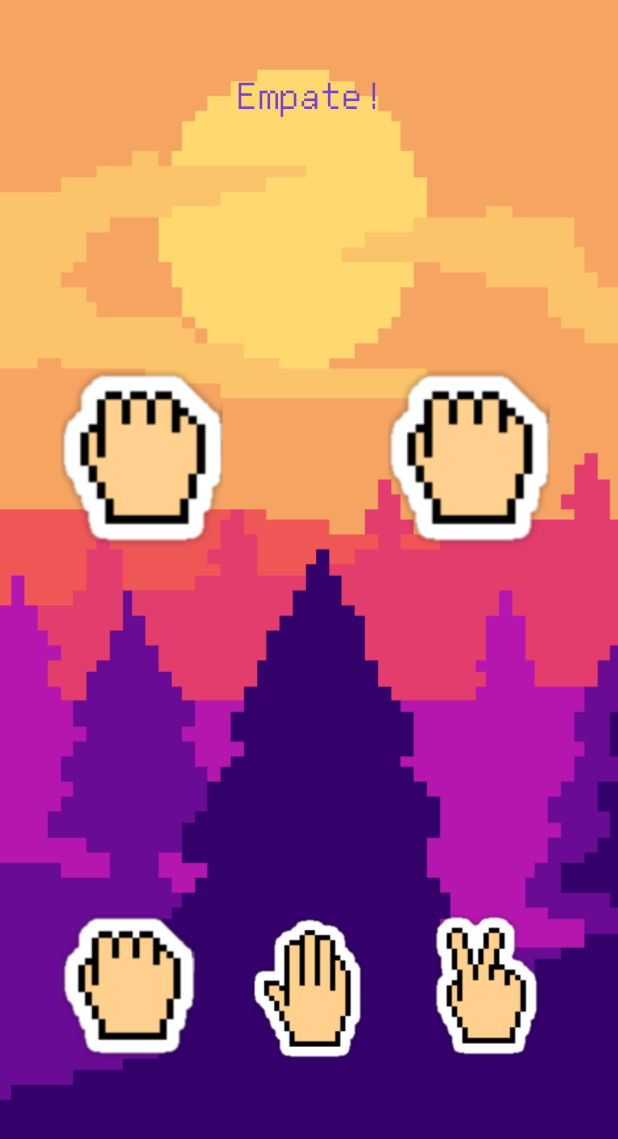
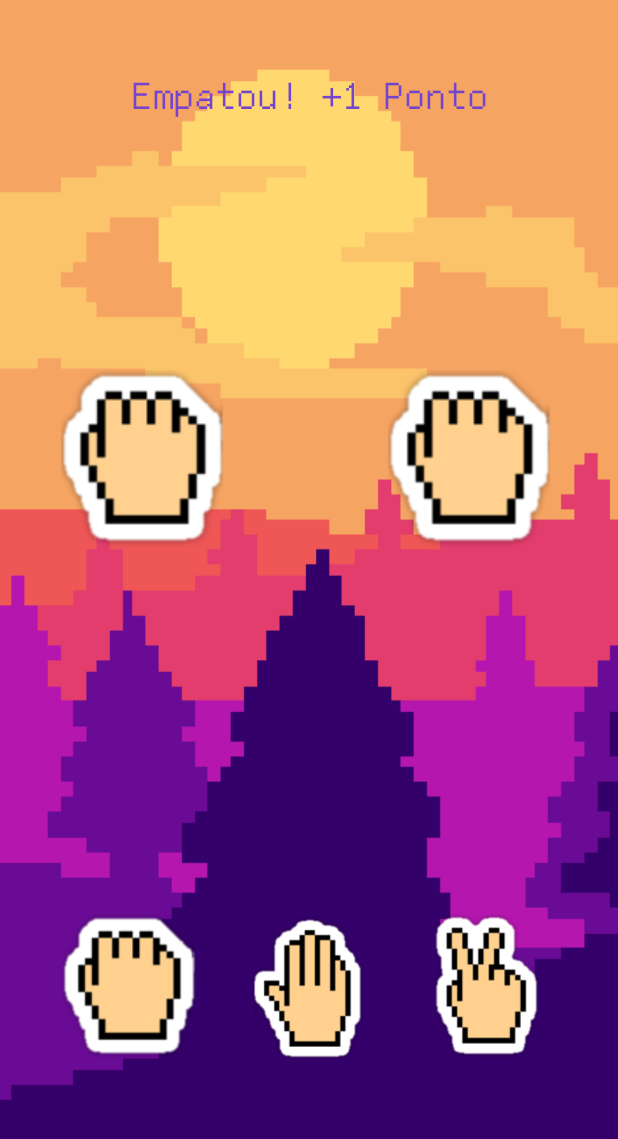
Before and after one commit to luizhenrique07/JokenpoAndroid, an Android app: the PlayActivity screen opened directly, with no data from a screen before it, after a tap on an icon or button, on a phone screen of 412 x 824 dp. Shown: the top 1139 px of the screen. Run offline under Robolectric (Android 15) with nearby library versions, the phone set to English and light mode, and no system bars.

Commit message:
feat: describe how many points each result is worth it

```diff
--- a/app/src/main/java/main/play/PlayActivity.kt
+++ b/app/src/main/java/main/play/PlayActivity.kt
@@ -69,8 +69,8 @@ class PlayActivity : AppCompatActivity() {
 
     private fun getResultTextMessage(result: Result): String {
         when (result) {
-            Result.WIN -> return "Venceu!"
-            Result.TIE -> return "Empate!"
+            Result.WIN -> return resources.getString(R.string.you_win)
+            Result.TIE -> return resources.getString(R.string.its_tied)
             else -> return ""
         }
     }
--- a/app/src/main/res/values/strings.xml
+++ b/app/src/main/res/values/strings.xml
@@ -4,7 +4,8 @@
     <string name="exit">Sair</string>
     <string name="about">Sobre</string>
     <string name="ranking">Ranking</string>
-    <string name="you_win">Você Venceu!</string>
+    <string name="you_win">Você Venceu! +2 Pontos</string>
+    <string name="its_tied">Empatou! +1 Ponto</string>
     <string name="choose_your_weapon">Escolha sua arma</string>
     <string name="end_game">Fim de Jogo!</string>
     <string name="your_points">Sua pontuação é: %1$d</string>
```
